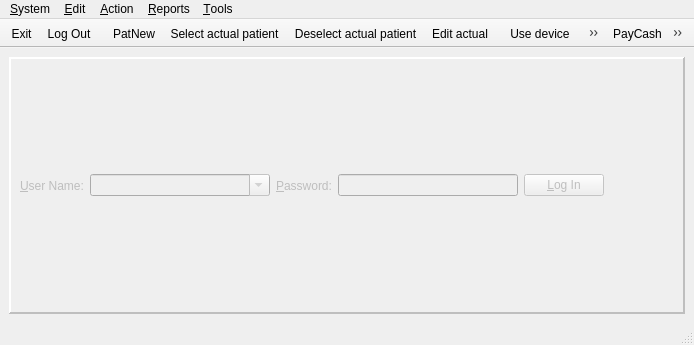
Before: the Qt Designer form client/wndmain.ui in tbikfalvi/Belenus, drawn with Qt 5.
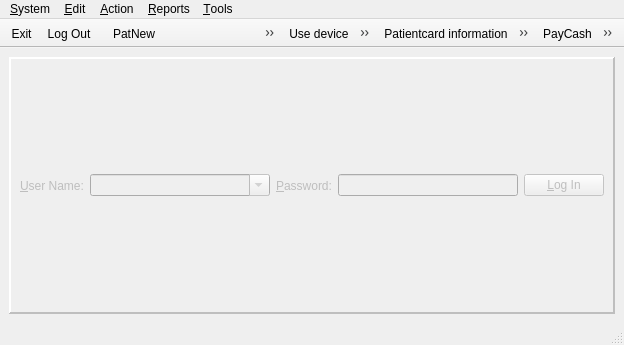
After: the same form once the commit is applied. Icons and pictures are not drawn.

What changed in the file:
```diff
--- a/client/wndmain.ui
+++ b/client/wndmain.ui
@@ -6,7 +6,7 @@
    <rect>
     <x>0</x>
     <y>0</y>
-    <width>694</width>
+    <width>611</width>
     <height>345</height>
    </rect>
   </property>
@@ -118,8 +118,8 @@
     <rect>
      <x>0</x>
      <y>0</y>
-     <width>694</width>
-     <height>26</height>
+     <width>611</width>
+     <height>21</height>
     </rect>
    </property>
    <widget class="QMenu" name="menu_System">
@@ -346,6 +346,28 @@
    <addaction name="action_DeviceReset"/>
    <addaction name="action_DeviceSettings"/>
   </widget>
+  <widget class="QToolBar" name="toolBarPatientCard">
+   <property name="windowTitle">
+    <string>toolBar</string>
+   </property>
+   <property name="movable">
+    <bool>false</bool>
+   </property>
+   <property name="iconSize">
+    <size>
+     <width>40</width>
+     <height>40</height>
+    </size>
+   </property>
+   <attribute name="toolBarArea">
+    <enum>TopToolBarArea</enum>
+   </attribute>
+   <attribute name="toolBarBreak">
+    <bool>false</bool>
+   </attribute>
+   <addaction name="action_PatientcardInformation"/>
+   <addaction name="action_PatientCardAssign"/>
+  </widget>
   <widget class="QToolBar" name="toolBarCassa">
    <property name="windowTitle">
     <string>toolBar</string>
@@ -367,7 +389,6 @@
    </attribute>
    <addaction name="action_PayCash"/>
    <addaction name="action_PatientCardSell"/>
-   <addaction name="action_PatientCardAssign"/>
    <addaction name="action_SellProduct"/>
    <addaction name="separator"/>
    <addaction name="action_CassaActionStorno"/>
@@ -806,6 +827,14 @@
     <string>Manage advertisement windows</string>
    </property>
   </action>
+  <action name="action_PatientcardInformation">
+   <property name="text">
+    <string>Patientcard information</string>
+   </property>
+   <property name="toolTip">
+    <string>Show details about selected patientcard</string>
+   </property>
+  </action>
  </widget>
  <tabstops>
   <tabstop>cmbName</tabstop>
```
